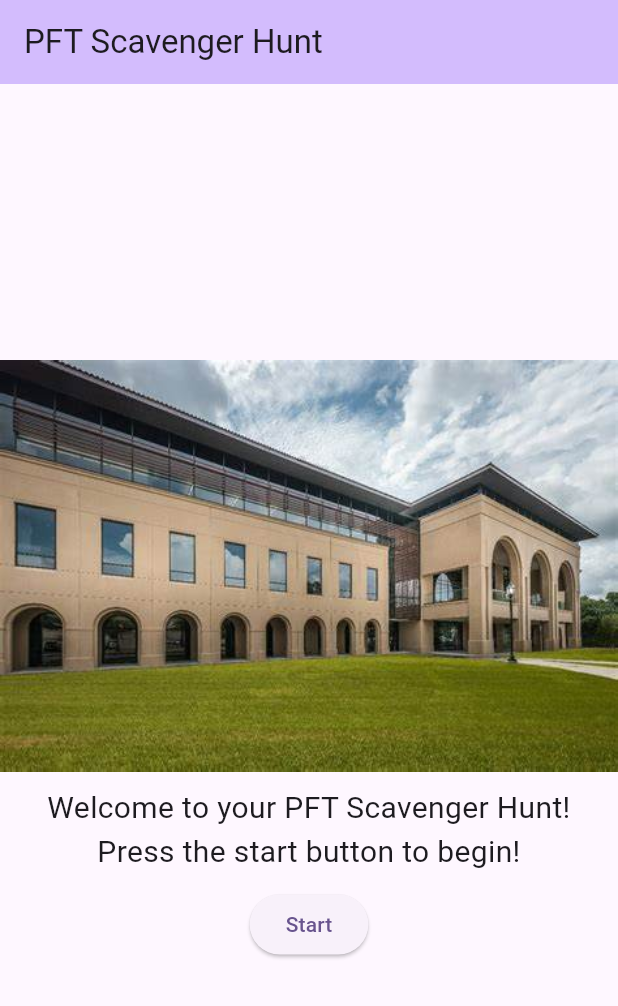
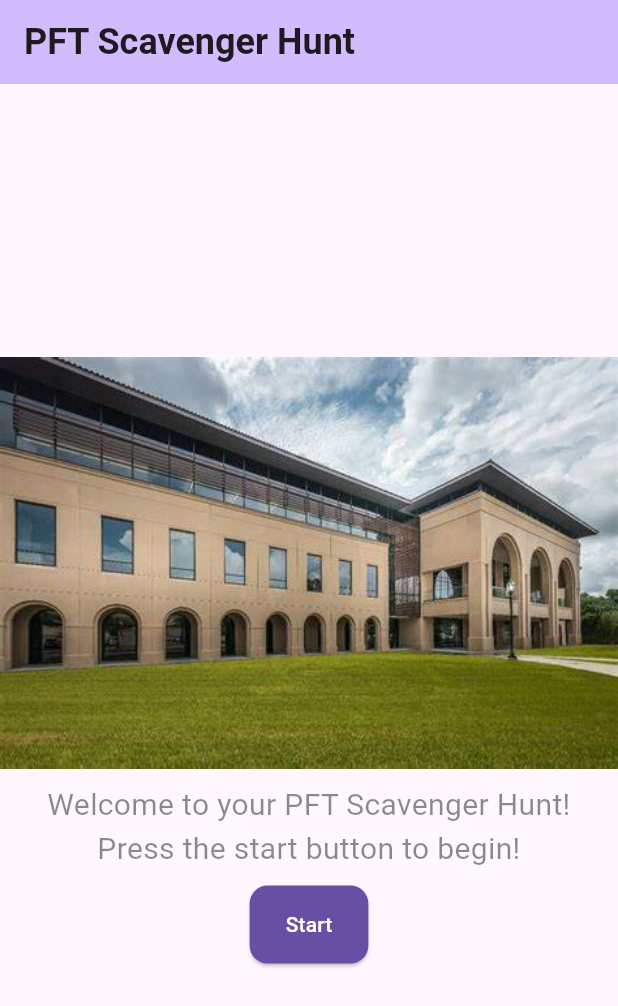
Before and after one commit to JaredArrowood/scavenger-hunt, a Flutter app: the screen it shows after launch, on a phone screen of 412 x 824 dp. Shown: the top 1006 px of the screen. Run offline on Flutter 3.47's test engine with Material 3 defaults, Android fonts, the light colour scheme and no system bars.

Commit message:
added styling to front page

```diff
--- a/Code/scavenger_hunt_app/lib/main.dart
+++ b/Code/scavenger_hunt_app/lib/main.dart
@@ -17,6 +17,21 @@
       theme: ThemeData(
         colorScheme: ColorScheme.fromSeed(seedColor: Colors.deepPurple),
         useMaterial3: true,
+        textTheme: TextTheme(
+          bodyLarge: TextStyle(fontSize: 16, color: Colors.black87),
+          bodyMedium: TextStyle(fontSize: 14, color: Colors.black45),
+          titleLarge: TextStyle(fontSize: 24, fontWeight: FontWeight.bold, color: Colors.deepPurple),
+        ),
+        elevatedButtonTheme: ElevatedButtonThemeData(
+          style: ElevatedButton.styleFrom(
+            backgroundColor: Theme.of(context).colorScheme.primary, // Correct use of primary color
+            foregroundColor: Theme.of(context).colorScheme.onPrimary, // Correct use of onPrimary color
+            shape: RoundedRectangleBorder(
+              borderRadius: BorderRadius.circular(12),
+            ),
+            padding: EdgeInsets.symmetric(vertical: 16, horizontal: 24),
+          ),
+        ),
       ),
       home: const MyHomePage(title: 'PFT Scavenger Hunt'),
     );
```
